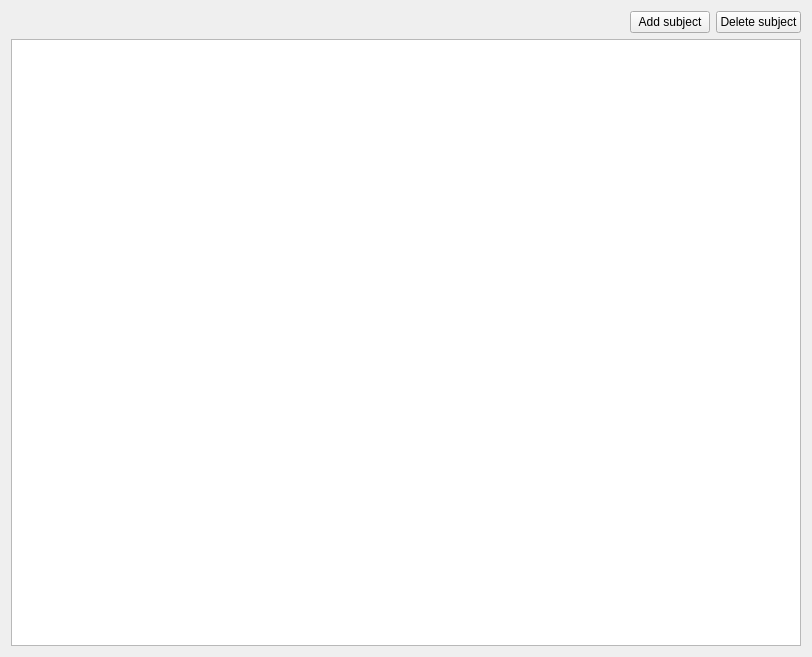
Above: SubjectsOfTeacher/SubjectsOfTeacherModule.ui from DStalytenkoDev/SchoolCRM before the change. Below: the same form after it.
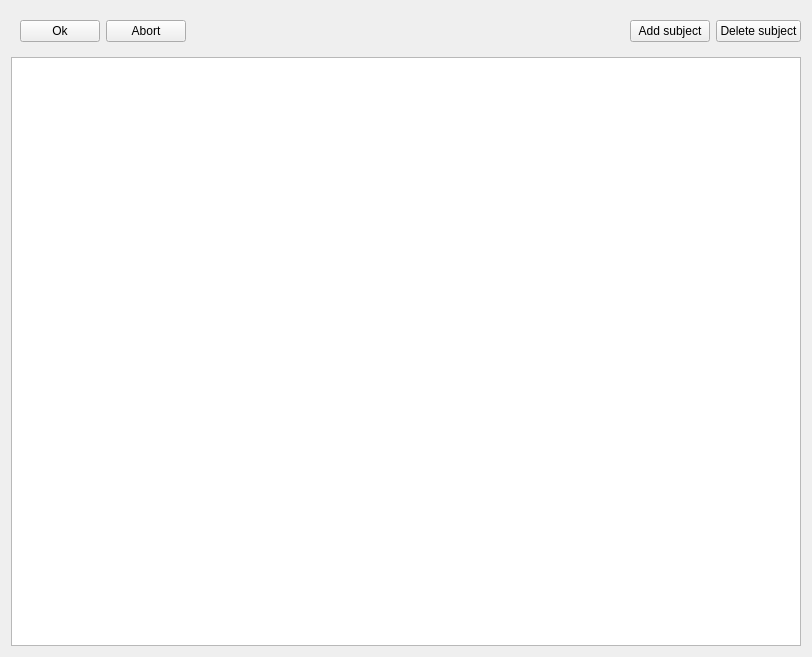
That is the form after the change.

Commit message:
complete Class related models complete ClassesModule header complete SubjectsOfTeacher module and model
bug fix for other

```diff
--- a/SubjectsOfTeacher/SubjectsOfTeacherModule.ui
+++ b/SubjectsOfTeacher/SubjectsOfTeacherModule.ui
@@ -15,7 +15,27 @@
   </property>
   <layout class="QVBoxLayout" name="verticalLayout">
    <item>
-    <layout class="QHBoxLayout" name="horizontalLayout">
+    <layout class="QHBoxLayout" name="menuLayout">
+     <item>
+      <widget class="QFrame" name="additionMenu">
+       <layout class="QHBoxLayout" name="additionMenuLayout">
+        <item>
+         <widget class="QPushButton" name="confirmAddition">
+          <property name="text">
+           <string>Ok</string>
+          </property>
+         </widget>
+        </item>
+        <item>
+         <widget class="QPushButton" name="abortAddition">
+          <property name="text">
+           <string>Abort</string>
+          </property>
+         </widget>
+        </item>
+       </layout>
+      </widget>
+     </item>
      <item>
       <spacer name="horizontalSpacer">
        <property name="orientation">
```
The commit also changes 16 other files.
